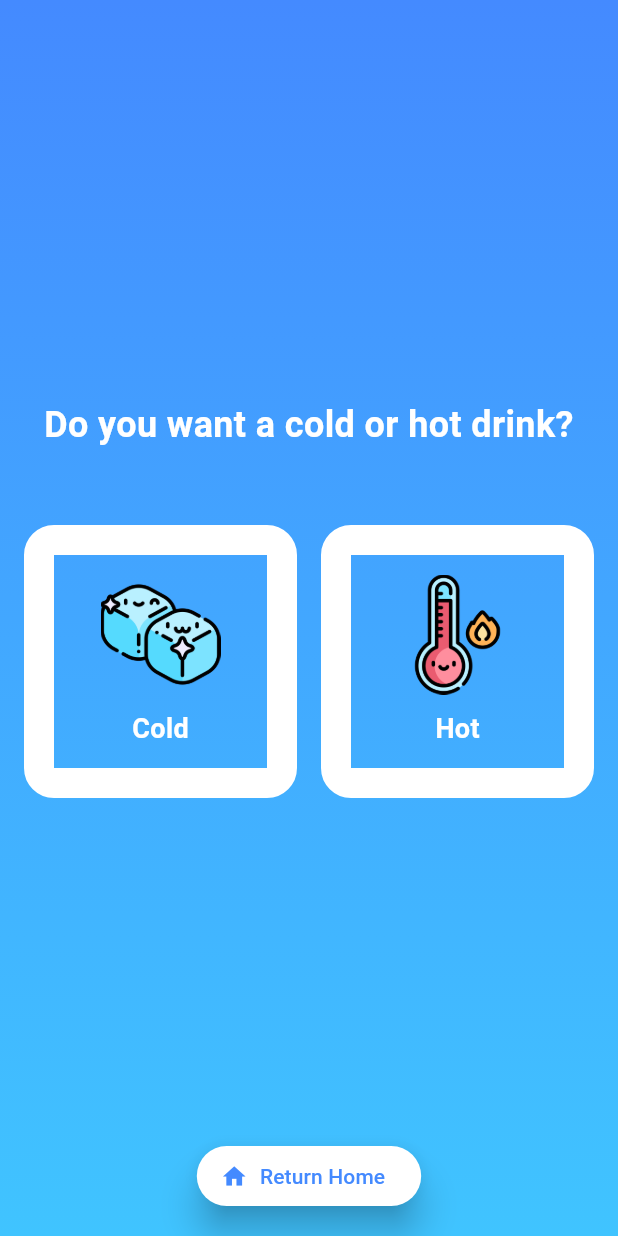
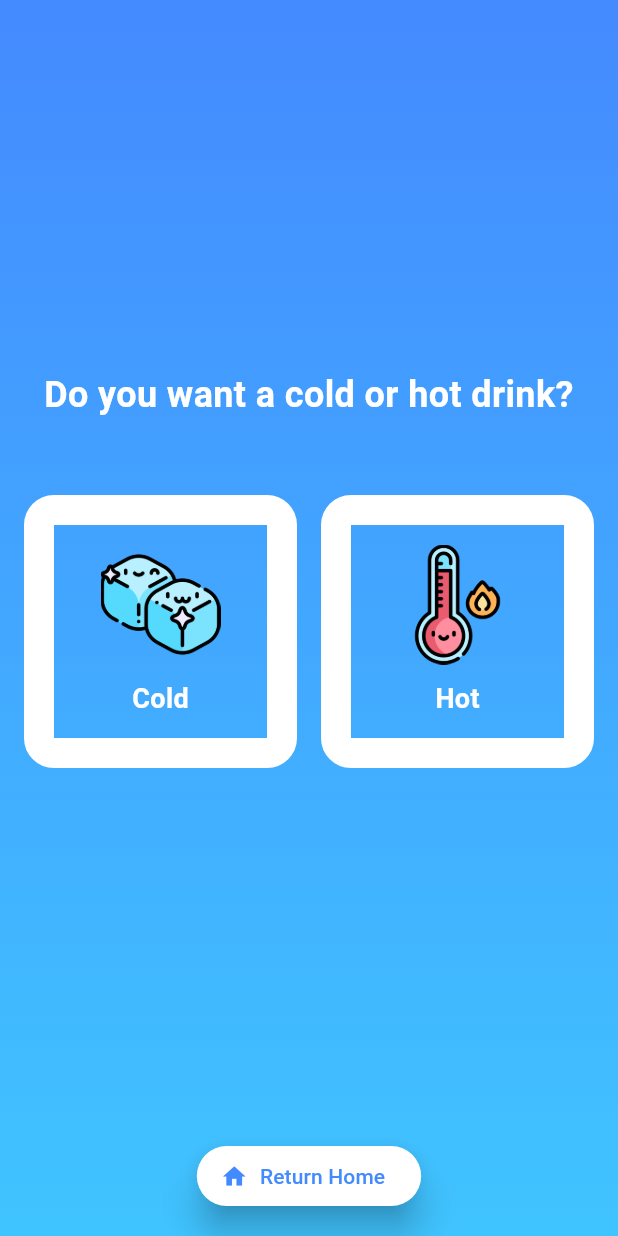
Before and after one commit to Oguzhankokulu/DRINK-APP, a Flutter app: the QuestionScreen screen opened directly, on a phone screen of 412 x 824 dp. Run offline on Flutter 3.47's test engine with Material 3 defaults, Android fonts, the light colour scheme and no system bars; our stand-ins replace google_fonts, introduction_screen; Roboto replaces fonts that are missing (Ubuntu).

Commit message:
chocolate question size fixed

```diff
--- a/lib/question_screen.dart
+++ b/lib/question_screen.dart
@@ -43,7 +43,7 @@ class _QuestionScreenState extends State<QuestionScreen> {
       'condition': null,
     },
     {
-      'question': 'Do you want chocolate or caramel in your drink? (other flavors aren\'t eliminated)',
+      'question': 'Do you want chocolate or caramel in your drink? (others aren\'t eliminated)',
       'options': [
         {'text': 'Chocolate', 'image': 'assets/images/chocolate.png', 'value': 'non-caramel'},
         {'text': 'Caramel', 'image': 'assets/images/caramel.png', 'value': 'non-chocolate'},
@@ -123,7 +123,7 @@ class _QuestionScreenState extends State<QuestionScreen> {
       'condition': ['cold','sweet','creamy'], // Show this question only if the answer is 'creamy'
     },
     {
-      'question': 'Do you want chocolate or caramel in your drink? (other flavors aren\'t eliminated)',
+      'question': 'Do you want chocolate or caramel in your drink? (others aren\'t eliminated)',
       'options': [
         {'text': 'Chocolate', 'image': 'assets/images/chocolate.png', 'value': 'non-caramel'},
         {'text': 'Caramel', 'image': 'assets/images/caramel.png', 'value': 'non-chocolate'},
@@ -212,7 +212,7 @@ class _QuestionScreenState extends State<QuestionScreen> {
         child: Column(
           mainAxisAlignment: MainAxisAlignment.center,
           children: [
-            const SizedBox(height: 250),
+            const SizedBox(height: 230),
             Text(
               filteredQuestions[currentQuestionIndex]['question'],
               style: GoogleFonts.ubuntu(
```
